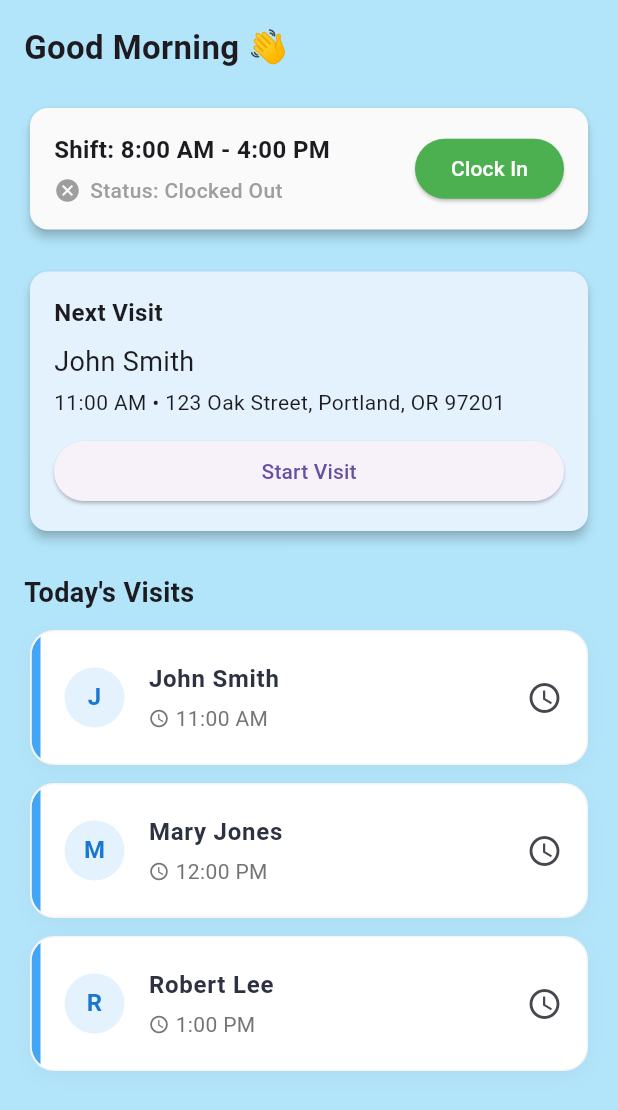
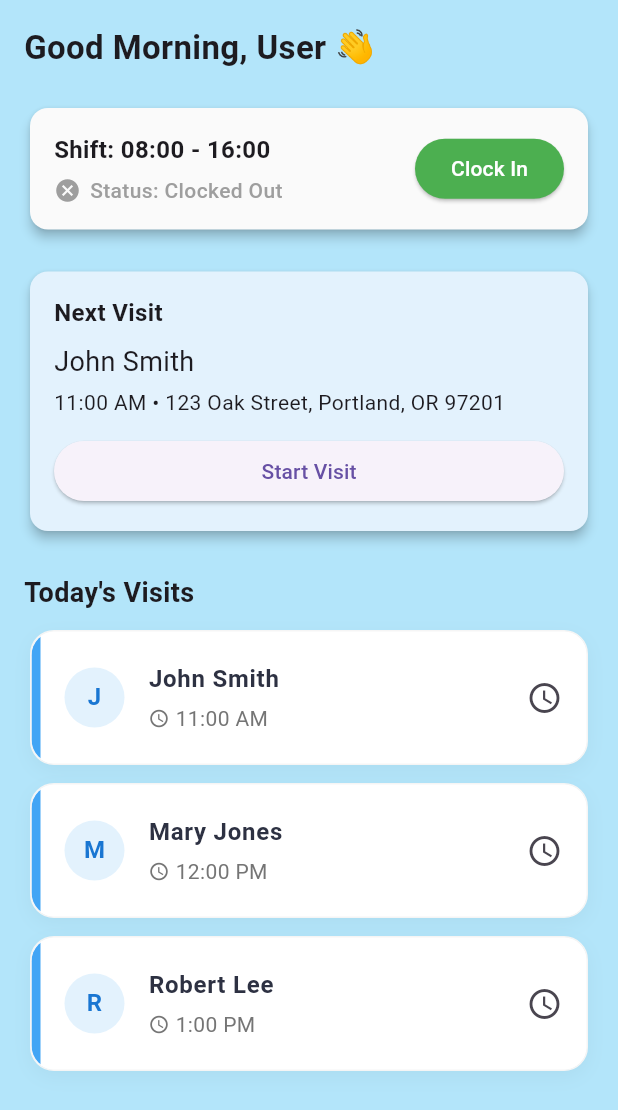
Before and after one commit to ThatoSiphosethu/hospice_app, a Flutter app: the CNADashboard screen opened directly, on a phone screen of 412 x 824 dp. Shown: the top 1110 px of the screen. Run offline on Flutter 3.47's test engine with Material 3 defaults, Android fonts, the phone set to English and light mode, and no system bars; accounts and stored records are empty; statements that could not run were skipped.

Commit message:
greeting

```diff
--- a/lib/core/auth/auth_repository.dart
+++ b/lib/core/auth/auth_repository.dart
@@ -19,7 +19,7 @@ class AuthRepository {
     if (email == "cna@hospice.com" && password == "cna") {
       return AuthUser(
         id: "2",
-        name: "CNA Staff",
+        name: "Thato Ramalepa",
         role: UserRole.caregiver,
       );
     }
--- a/lib/features/clinician/presentation/cna_dashboard.dart
+++ b/lib/features/clinician/presentation/cna_dashboard.dart
@@ -5,9 +5,18 @@ import 'package:hospice_app/shared/widgets/cards/visit_tile.dart';
 import 'package:hospice_app/features/scheduling/data/mock_visit_repository.dart';
 import 'package:hospice_app/features/scheduling/domain/visit.dart';
 import 'package:hospice_app/features/visit/presentation/visit_mode_screen.dart';
+import '../../../core/auth/auth_session.dart';
 
 class CNADashboard extends StatefulWidget {
   const CNADashboard({super.key});
+
+  String get greeting {
+    final hour = DateTime.now().hour;
+
+    if (hour < 12) return "Good Morning";
+    if (hour < 17) return "Good Afternoon";
+    return "Good Evening";
+  }
 
   @override
   State<CNADashboard> createState() => _CNADashboardState();
@@ -53,25 +62,20 @@ class _CNADashboardState extends State<CNADashboard> {
               crossAxisAlignment: CrossAxisAlignment.start,
               children: [
                 /// Greeting
-                const Text(
-                  "Good Morning 👋 ",
+                Text(
+                  "${widget.greeting}, ${AuthSession.currentUser?.name ?? 'User'} 👋 ",
 
                   // Dynamic greeting based on time of day to be implemented later
 
-                  // Style: Larger, friendly font
+                  style: TextStyle(fontSize: 22, fontWeight: FontWeight.bold),
 
-                  // Color: Use theme's primary color for warmth
 
-                  // Spacing: Add some vertical space below the greeting
-
-                  // Consider adding the CNA's name if available for a more personalized touch
-                  style: TextStyle(fontSize: 22, fontWeight: FontWeight.bold),
                 ),
                 const SizedBox(height: 20),
 
                 /// Shift Card
                 ShiftStatusCard(
-                  shiftTime: "8:00 AM - 4:00 PM",
+                  shiftTime: "08:00 - 16:00 ", // This can be made dynamic based on actual shift data
                   isClockedIn: _isClockedIn,
                   onToggle: () {
                     setState(() {
```
